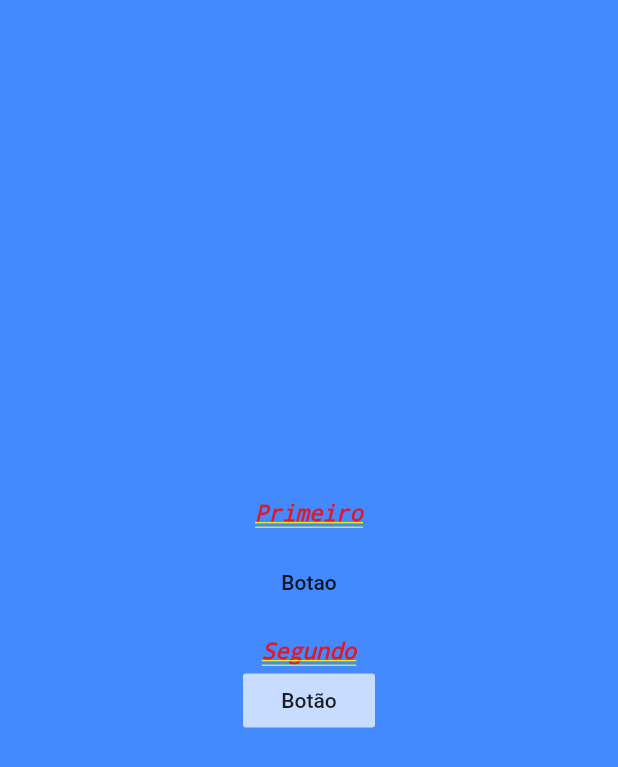
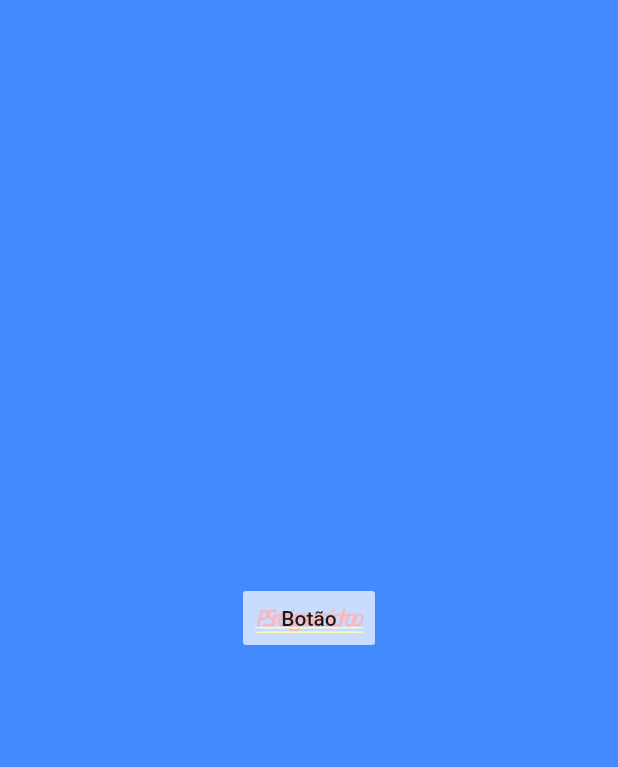
Before and after one commit to mikaelboff/flutter-segundo-app, a Flutter app: the screen it shows after launch, on a phone screen of 412 x 824 dp. Shown: the top 767 px of the screen. Run offline on Flutter 3.47's test engine with Material 2 defaults, Android fonts, the phone set to English and light mode, and no system bars.

Commit message:
Widget Stack

```diff
--- a/lib/ui/coluna.dart
+++ b/lib/ui/coluna.dart
@@ -5,8 +5,8 @@ class Coluna extends StatelessWidget {
   Widget build(BuildContext context) {
     return Container(
       color: Colors.blueAccent,
-      child: Column(
-        mainAxisAlignment: MainAxisAlignment.center,
+      child: Stack(
+        alignment: Alignment.center,
         children: <Widget>[
           Text("Primeiro",
               textDirection: TextDirection.ltr,
```
